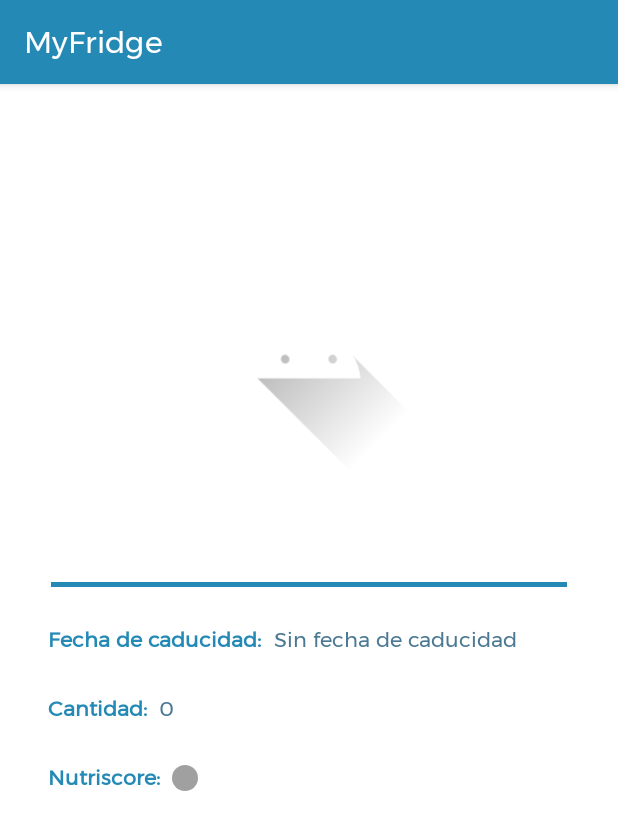
After one commit to kb079/Proyecto-IoT-Android, an Android app: the fragment SingleItemFragment shown on its own in the app's theme, on a phone screen of 412 x 824 dp. The commit adds this screen. Shown: the top 830 px of the screen. Run offline under Robolectric (Android 15) with nearby library versions, the phone set to English and light mode, and no system bars; our stand-ins replace Firebase (no records; nobody signed in at launch, a user with empty details on screens opened directly); pictures from the network do not load.

Commit message:
Información de producto individual

```diff
--- a/app/src/main/java/com/myfridge/app/SupermarketMapActivity.java
+++ b/app/src/main/java/com/myfridge/app/SupermarketMapActivity.java
@@ -8,7 +8,6 @@ import android.content.pm.PackageManager;
 import android.location.Location;
 import android.location.LocationManager;
 import android.os.Bundle;
-import android.provider.CallLog;
 import android.util.Log;
 
 import androidx.annotation.NonNull;
@@ -22,7 +21,6 @@ import com.android.volley.toolbox.JsonObjectRequest;
 import com.android.volley.toolbox.Volley;
 import com.fasterxml.jackson.core.JsonProcessingException;
 import com.fasterxml.jackson.databind.ObjectMapper;
-import com.google.android.material.snackbar.Snackbar;
 import com.myfridge.app.supermarkets.Result;
 import com.myfridge.app.supermarkets.Root;
 import com.tomtom.online.sdk.common.location.LatLng;
@@ -41,7 +39,6 @@ import org.json.JSONObject;
 public class SupermarketMapActivity extends FragmentActivity implements LocationUpdateListener, OnMapReadyCallback {
 
     private static final int SOLICITUD_PERMISO_ACCESS_FINE_LOCATION = 0;
-    protected LocationManager locationManager;
     private TomtomMap tomtomMap;
     private Location userLocation;
     private MapView mapView;
--- /dev/null
+++ b/app/src/main/java/com/myfridge/app/ui/fridges/SingleItemFragment.java
@@ -0,0 +1,113 @@
+package com.myfridge.app.ui.fridges;
+
+import static com.myfridge.app.utils.Utils.parseData;
+
+import android.content.Context;
+import android.os.Build;
+import android.os.Bundle;
+import android.view.LayoutInflater;
+import android.view.View;
+import android.view.ViewGroup;
+import android.widget.Toast;
+
+import androidx.annotation.NonNull;
+import androidx.annotation.RequiresApi;
+import androidx.fragment.app.Fragment;
+
+import com.bumptech.glide.Glide;
+import com.google.android.gms.tasks.OnCompleteListener;
+import com.google.android.gms.tasks.Task;
+import com.google.firebase.auth.FirebaseAuth;
+import com.google.firebase.firestore.FirebaseFirestore;
+import com.google.firebase.firestore.QuerySnapshot;
+import com.myfridge.app.MainActivity;
+import com.myfridge.app.R;
+import com.myfridge.app.databinding.FragmentAddfridgeBinding;
+import com.myfridge.app.databinding.FragmentSingleItemInfoBinding;
+import com.myfridge.app.manager.fridge.Fridge;
+import com.myfridge.app.manager.fridge.Item;
+import com.myfridge.app.manager.fridge.ItemAdapter;
+import com.myfridge.app.manager.fridge.Location;
+import com.myfridge.app.utils.SavedItem;
+
+import java.util.ArrayList;
+
+public class SingleItemFragment extends Fragment {
+
+    private FragmentSingleItemInfoBinding binding;
+
+
+    @RequiresApi(api = Build.VERSION_CODES.O)
+    public View onCreateView(@NonNull LayoutInflater inflater,
+                             ViewGroup container, Bundle savedInstanceState) {
+
+        SavedItem itemInfo;
+        Item item;
+
+
+        if (getArguments() != null) {
+            itemInfo = (SavedItem) this.getArguments().getSerializable("itemInfo");
+            item = (Item) this.getArguments().getSerializable("item");
+        }else{
+            itemInfo = new SavedItem();
+            item = new Item();
+        }
+
+        binding = FragmentSingleItemInfoBinding.inflate(inflater, container, false);
+        View root = binding.getRoot();
+
+        Glide.with(getContext()).load(itemInfo.getPhotoURL())
+                .placeholder(R.drawable.ic_launcher_foreground)
+                .into(binding.imagenProducto);
+
+        binding.productName.setText(itemInfo.getName());
+        binding.productBrand.setText(itemInfo.getBrand());
+        parseNutriscore(itemInfo.getNutriscore());
+        binding.quantity.setText("" + item.getQty());
+
+
+        if(item.getExpDate() == 0){
+            binding.date.setText("Sin fecha de caducidad");
+        } else{
+            binding.date.setText(parseData(item.getExpDate()));
+        }
+
+
+
+        return root;
+    }
+
+    @RequiresApi(api = Build.VERSION_CODES.LOLLIPOP)
+    public void parseNutriscore(String score){
+
+        if(score == null) return;
+
+        int color = R.color.gray;
+
+        switch(score){
+            case "a":
+                color = R.color.scoreA;
+                break;
+            case "b":
+                color = R.color.scoreB;
+                break;
+            case "c":
+                color = R.color.scoreC;
+                break;
+            case "d":
+                color = R.color.scoreD;
+                break;
+            case "e":
+                color = R.color.scoreE;
+                break;
+        }
+        binding.nutriscore2.setBackgroundTintList(getContext().getResources().getColorStateList(color));
+
+
+    }
+
+    @Override
+    public void onDestroyView() {
+        super.onDestroyView();
+    }
+}
--- a/app/src/main/java/com/myfridge/app/utils/SavedItem.java
+++ b/app/src/main/java/com/myfridge/app/utils/SavedItem.java
@@ -1,6 +1,8 @@
 package com.myfridge.app.utils;
 
-public class SavedItem {
+import java.io.Serializable;
+
+public class SavedItem implements Serializable {
 
     private String name;
     private String brand;
--- a/app/src/main/res/layout/single_item_info.xml
+++ b/app/src/main/res/layout/fragment_single_item_info.xml
@@ -4,6 +4,18 @@
     xmlns:tools="http://schemas.android.com/tools"
     android:layout_width="match_parent"
     android:layout_height="match_parent">
+
+    <TextView
+        android:id="@+id/nutriscore2"
+        android:layout_width="17dp"
+        android:layout_height="17dp"
+        android:layout_marginStart="8dp"
+        android:background="@drawable/round_bg"
+        android:backgroundTint="@color/gray"
+        android:fontFamily="@font/montserrat"
+        app:layout_constraintBottom_toBottomOf="@+id/nutriscore_label3"
+        app:layout_constraintStart_toEndOf="@+id/nutriscore_label3"
+        app:layout_constraintTop_toTopOf="@+id/nutriscore_label3" />
 
     <ImageView
         android:id="@+id/imagenProducto"
@@ -85,9 +97,22 @@
         android:text="Cantidad:"
         android:textColor="@color/blue_primary"
         android:textStyle="bold"
+        app:layout_constraintStart_toStartOf="parent"
+        app:layout_constraintTop_toBottomOf="@+id/expired_date_label" />
+
+    <TextView
+        android:id="@+id/nutriscore_label3"
+        android:layout_width="wrap_content"
+        android:layout_height="wrap_content"
+        android:layout_marginStart="32dp"
+        android:layout_marginTop="24dp"
+        android:fontFamily="@font/montserrat"
+        android:text="Nutriscore:"
+        android:textColor="@color/blue_primary"
+        android:textStyle="bold"
         app:layout_constraintBottom_toBottomOf="parent"
         app:layout_constraintStart_toStartOf="parent"
-        app:layout_constraintTop_toBottomOf="@+id/expired_date_label"
+        app:layout_constraintTop_toBottomOf="@+id/quantity_label"
         app:layout_constraintVertical_bias="0.0" />
 
     <TextView
--- a/app/src/main/res/navigation/mobile_navigation.xml
+++ b/app/src/main/res/navigation/mobile_navigation.xml
@@ -41,4 +41,10 @@
         android:label="@string/food_list"
         tools:layout="@layout/fragment_contentfridge" />
 
+    <fragment
+        android:id="@+id/nav_singleItem"
+        android:name="com.myfridge.app.ui.fridges.SingleItemFragment"
+        android:label="@string/infoProducto"
+        tools:layout="@layout/fragment_single_item_info" />
+
 </navigation>
--- a/app/src/main/res/values/strings.xml
+++ b/app/src/main/res/values/strings.xml
@@ -34,4 +34,5 @@
     <string name="menu_addFridge">Añadir nevera</string>
     <string name="food_list">Alimentos</string>
     <string name="your_food_list">TUS ALIMENTOS</string>
+    <string name="infoProducto">Información del producto</string>
 </resources>
```
Also changed, not shown: app/src/main/java/com/myfridge/app/manager/fridge/ItemAdapter.java (+19 -11 lines), app/src/main/java/com/myfridge/app/utils/Utils.java (added, +29 -0 lines).
